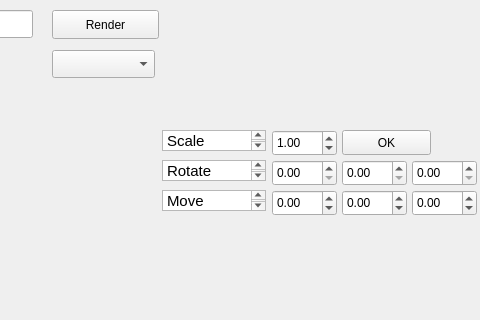
Old version of the form src/mainwindow.ui in the repository AlexeyGordiychenko/scp_3DViewer_v1; both pictures show x 618 to 1098 and y 0 to 320 of the 1098 by 600 pixel window.
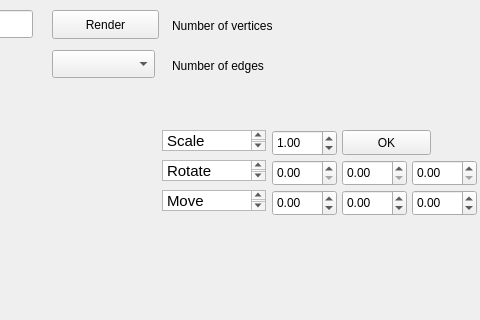
New version of the form. Custom widgets are drawn as their Qt base class.

Commit message: Add number of vertices and edges to the form

What changed in the file:
```diff
--- a/src/mainwindow.ui
+++ b/src/mainwindow.ui
@@ -296,6 +296,58 @@
 &lt;p style=&quot; margin-top:0px; margin-bottom:0px; margin-left:0px; margin-right:0px; -qt-block-indent:0; text-indent:0px;&quot;&gt;Move&lt;/p&gt;&lt;/body&gt;&lt;/html&gt;</string>
     </property>
    </widget>
+   <widget class="QLabel" name="numVertices">
+    <property name="geometry">
+     <rect>
+      <x>980</x>
+      <y>10</y>
+      <width>81</width>
+      <height>31</height>
+     </rect>
+    </property>
+    <property name="text">
+     <string/>
+    </property>
+   </widget>
+   <widget class="QLabel" name="numEdges">
+    <property name="geometry">
+     <rect>
+      <x>980</x>
+      <y>50</y>
+      <width>81</width>
+      <height>31</height>
+     </rect>
+    </property>
+    <property name="text">
+     <string/>
+    </property>
+   </widget>
+   <widget class="QLabel" name="numVerticesText">
+    <property name="geometry">
+     <rect>
+      <x>790</x>
+      <y>10</y>
+      <width>171</width>
+      <height>31</height>
+     </rect>
+    </property>
+    <property name="text">
+     <string>Number of vertices</string>
+    </property>
+   </widget>
+   <widget class="QLabel" name="numEdgesText">
+    <property name="geometry">
+     <rect>
+      <x>790</x>
+      <y>50</y>
+      <width>171</width>
+      <height>31</height>
+     </rect>
+    </property>
+    <property name="text">
+     <string>Number of edges</string>
+    </property>
+   </widget>
   </widget>
   <widget class="QMenuBar" name="menubar">
    <property name="geometry">
```
The commit also changes 3 other files.
